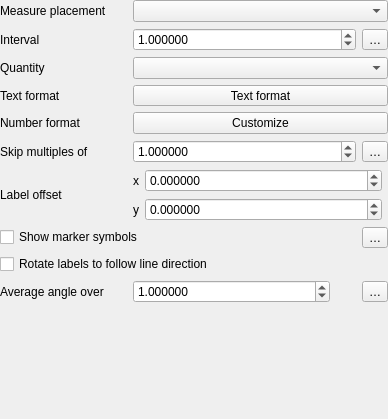
This is src/ui/symbollayer/qgslinearreferencingsymbollayerwidgetbase.ui in qgis/QGIS as Qt 5 draws it before an edit. The edited form follows.
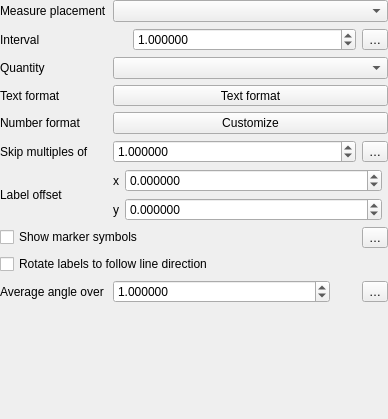
This is the edited form. Custom widgets are drawn as their Qt base class.

Commit message: Fix horizontal expansion of some symbol layer widgets

```diff
--- a/src/ui/symbollayer/qgslinearreferencingsymbollayerwidgetbase.ui
+++ b/src/ui/symbollayer/qgslinearreferencingsymbollayerwidgetbase.ui
@@ -16,7 +16,7 @@
   <property name="windowTitle">
    <string notr="true">Linear Referencing Symbol Layer</string>
   </property>
-  <layout class="QGridLayout" name="gridLayout" rowstretch="0,0,0,0,0,0,0,0,0,0,0,0,0,1" columnstretch="1,2">
+  <layout class="QGridLayout" name="gridLayout" rowstretch="0,0,0,0,0,0,0,0,0,0,0,0,0,1" columnstretch="0,1">
    <property name="leftMargin">
     <number>0</number>
    </property>
```
The commit also changes 5 other files.
